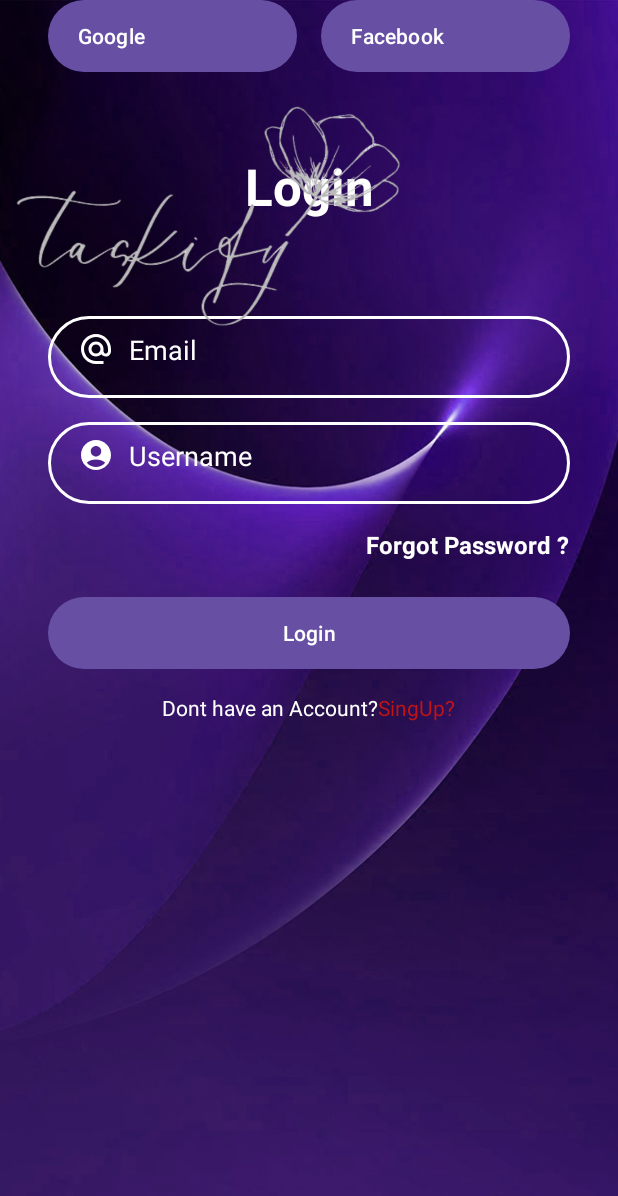
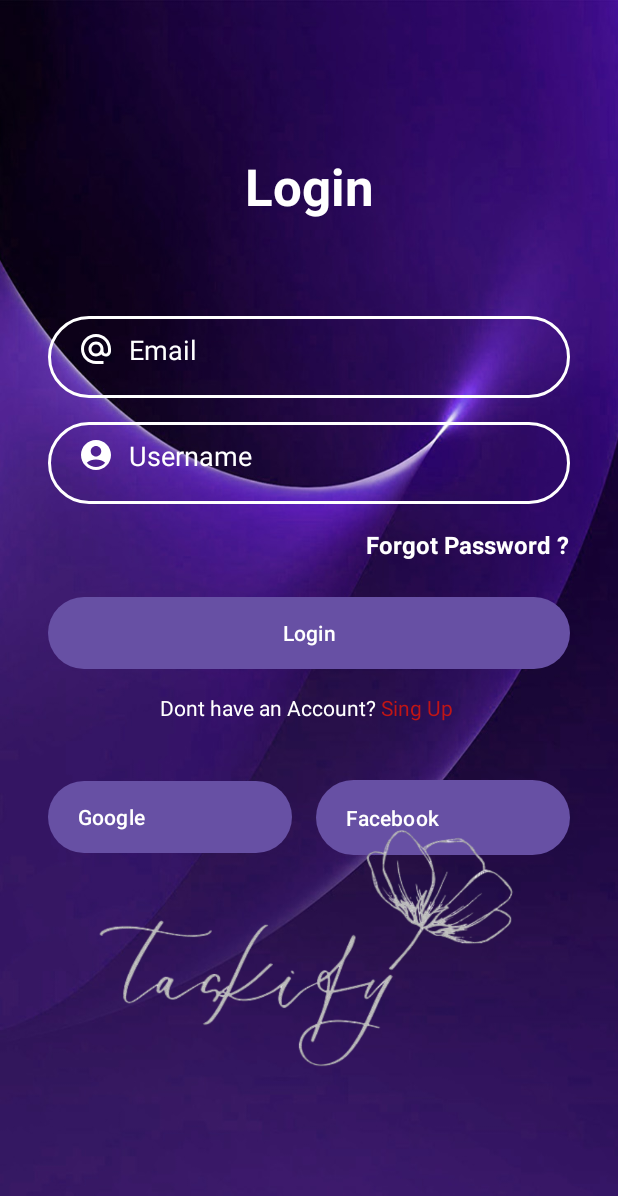
Before and after one commit to Wassila00/app-mobile-to-do-list, an Android app: the layout activity_login.xml on its own in the app's theme, with its tools: preview values and no code run, on a phone screen of 412 x 824 dp. Shown: the top 1196 px of the screen. Run offline under Robolectric (Android 15) with nearby library versions, the phone set to English and light mode, and no system bars.

Commit message:
login / register changes

```diff
--- a/app/src/main/java/com/example/sidebar/RegisterActivity.java
+++ b/app/src/main/java/com/example/sidebar/RegisterActivity.java
@@ -30,5 +30,6 @@ public class RegisterActivity extends AppCompatActivity {
             v.setPadding(systemBars.left, systemBars.top, systemBars.right, systemBars.bottom);
             return insets;
         });
+
     }
 }
--- a/app/src/main/res/layout/activity_login.xml
+++ b/app/src/main/res/layout/activity_login.xml
@@ -90,6 +90,7 @@
         app:layout_constraintTop_toBottomOf="@+id/forgotPassword" />
 
     <LinearLayout
+        android:id="@+id/linearLayout"
         android:layout_width="0dp"
         android:layout_height="wrap_content"
         android:layout_marginTop="16dp"
@@ -108,10 +109,10 @@
             android:textColor="@color/colorWhite" />
 
         <TextView
-            android:id="@+id/textVienwSignUp"
+            android:id="@+id/textViewSignUp"
             android:layout_width="wrap_content"
             android:layout_height="wrap_content"
-            android:text="SingUp?"
+            android:text=" Sing Up "
             android:textColor="@color/colorRed" />
     </LinearLayout>
 
@@ -119,7 +120,7 @@
         android:id="@+id/btnGoogle"
         android:layout_width="0dp"
         android:layout_height="wrap_content"
-        android:layout_marginStart="32dp"
+        android:layout_marginTop="39dp"
         android:layout_marginEnd="8dp"
         android:background="@drawable/btn_bg"
         android:drawableStart="@drawable/ic_google"
@@ -130,15 +131,14 @@
         android:textAllCaps="false"
         app:layout_constraintEnd_toStartOf="@+id/btnFacebook"
         app:layout_constraintHorizontal_bias="0.5"
-        app:layout_constraintStart_toStartOf="parent"
-        tools:layout_editor_absoluteY="506dp" />
+        app:layout_constraintStart_toStartOf="@+id/linearLayout"
+        app:layout_constraintTop_toBottomOf="@+id/linearLayout" />
 
     <Button
         android:id="@+id/btnFacebook"
-        android:layout_width="0dp"
-        android:layout_height="wrap_content"
+        android:layout_width="169dp"
+        android:layout_height="50dp"
         android:layout_marginStart="8dp"
-        android:layout_marginEnd="32dp"
         android:background="@drawable/btn_bg"
         android:drawableStart="@drawable/ic_facebook"
         android:drawablePadding="10dp"
@@ -147,17 +147,19 @@
         android:textAlignment="textStart"
         android:textAllCaps="false"
         app:layout_constraintBottom_toBottomOf="@+id/btnGoogle"
-        app:layout_constraintEnd_toEndOf="parent"
+        app:layout_constraintEnd_toEndOf="@+id/linearLayout"
         app:layout_constraintHorizontal_bias="0.5"
         app:layout_constraintStart_toEndOf="@+id/btnGoogle"
         app:layout_constraintTop_toTopOf="@+id/btnGoogle" />
 
     <ImageView
         android:id="@+id/imageView"
-        android:layout_width="281dp"
-        android:layout_height="290dp"
-        app:srcCompat="@drawable/white_taskify"
-        tools:layout_editor_absoluteX="74dp"
-        tools:layout_editor_absoluteY="498dp" />
+        android:layout_width="316dp"
+        android:layout_height="303dp"
+        android:contentDescription="Logo Taskify"
+        app:layout_constraintEnd_toEndOf="parent"
+        app:layout_constraintStart_toStartOf="parent"
+        app:layout_constraintTop_toBottomOf="@+id/linearLayout"
+        app:srcCompat="@drawable/white_taskify" />
 
 </androidx.constraintlayout.widget.ConstraintLayout>
```
Also changed, not shown: app/src/main/AndroidManifest.xml (+5 -6 lines), app/src/main/java/com/example/sidebar/LoginActivity.java (+14 -7 lines), app/src/main/res/layout/activity_register3.xml (+5 -4 lines).
